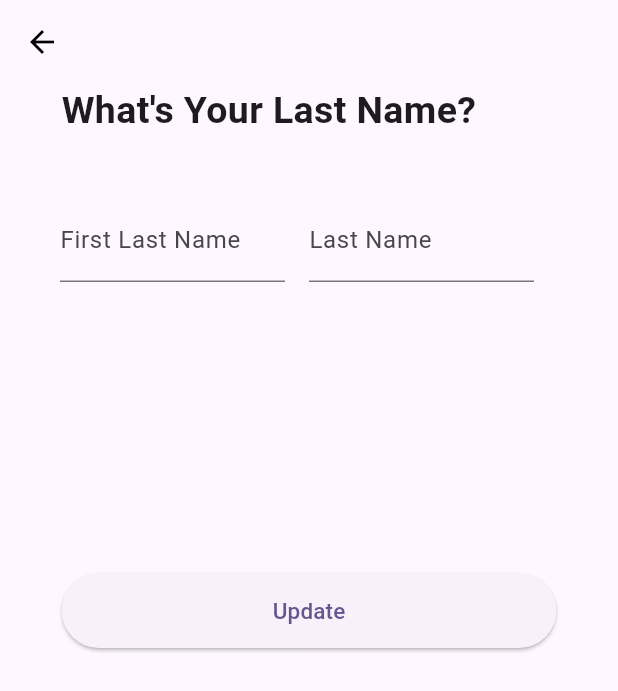
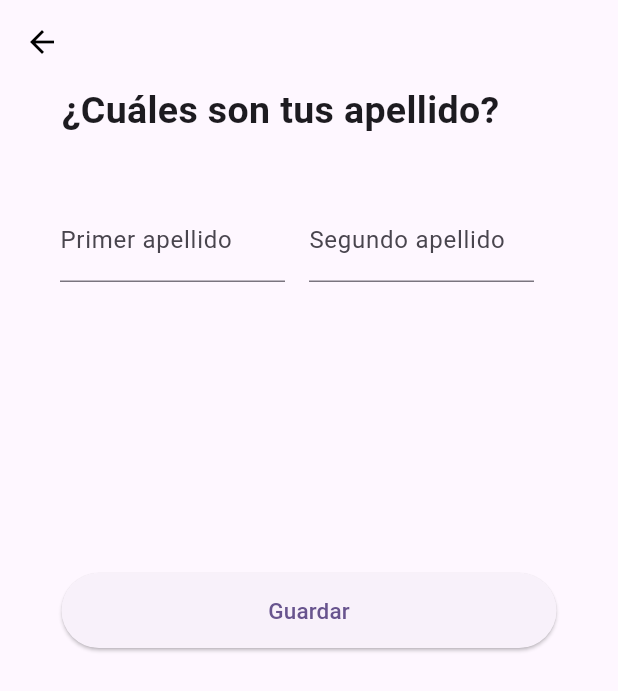
Before and after one commit to GiovanniNoRocket/ecosecha_app, a Flutter app: the EditLastNameFormPage screen opened directly, on a phone screen of 412 x 824 dp. Shown: the top 691 px of the screen. Run offline on Flutter 3.47's test engine with Material 3 defaults, Android fonts, the phone set to English and light mode, and no system bars; our stand-ins replace awesome_dialog, cloud_firestore, dropdown_button2, email_validator, firebase_auth, firebase_core and 6 more; missing offline and left inert: flutter_verification_code, raised_buttons; accounts and stored records are empty; generated files the repository leaves out were written again.

Commit message:
Traduccion de Customer Profile

```diff
--- a/lib/components/SearchWidget.dart
+++ b/lib/components/SearchWidget.dart
@@ -29,8 +29,8 @@ class SearchWidget extends StatelessWidget {
             Icons.sort,
             color: Color(0xFFfb3132),
           ),
-          hintStyle: TextStyle(color: Color(0xFFd0cece), fontSize: 18),
-          hintText: "What would you like to buy?",
+          hintStyle: TextStyle(color: Color(0xFFd0cece), fontSize: 16),
+          hintText: "¿Qué alimentos le gustaría comprar?",
         ),
       ),
     );
--- a/lib/components/profile/edit_email.dart
+++ b/lib/components/profile/edit_email.dart
@@ -37,7 +37,7 @@ class EditEmailFormPageState extends State<EditEmailFormPage> {
                 const SizedBox(
                     width: 320,
                     child: Text(
-                      "What's your email?",
+                        "¿Cuál es tu correo electrónico?",
                       style:
                           TextStyle(fontSize: 25, fontWeight: FontWeight.bold),
                       textAlign: TextAlign.left,
@@ -51,12 +51,12 @@ class EditEmailFormPageState extends State<EditEmailFormPage> {
                           // Handles Form Validation
                           validator: (value) {
                             if (value == null || value.isEmpty) {
-                              return 'Please enter your email.';
+                              return 'Por favor, ingresa tu correo electrónico.';
                             }
                             return null;
                           },
                           decoration: const InputDecoration(
-                              labelText: 'Your email address'),
+                              labelText: 'Su dirección de correo electrónico'),
                           controller: emailController,
                         ))),
                 Padding(
@@ -87,7 +87,7 @@ class EditEmailFormPageState extends State<EditEmailFormPage> {
                               }
                             },
                             child: const Text(
-                              'Update',
+                              'Guardar',
                               style: TextStyle(fontSize: 15),
                             ),
                           ),
--- a/lib/components/profile/edit_last_name.dart
+++ b/lib/components/profile/edit_last_name.dart
@@ -41,7 +41,7 @@ class EditLastNameFormPageState extends State<EditLastNameFormPage> {
               const SizedBox(
                   width: 330,
                   child: Text(
-                    "What's Your Last Name?",
+                    "¿Cuáles son tus apellido?",
                     style: TextStyle(
                       fontSize: 25,
                       fontWeight: FontWeight.bold,
@@ -60,14 +60,14 @@ class EditLastNameFormPageState extends State<EditLastNameFormPage> {
                             // Handles Form Validation for First Name
                             validator: (value) {
                               if (value == null || value.isEmpty) {
-                                return 'Please enter your first last name';
+                                return 'Por favor ingresa tu primer apellido';
                               } else if (!isAlpha(value)) {
-                                return 'Only Letters Please';
+                                return 'Solo letras, por favor';
                               }
                               return null;
                             },
                             decoration: const InputDecoration(
-                                labelText: 'First Last Name'),
+                                labelText: 'Primer apellido'),
                             controller: firstLastNameController,
                           ))),
                   Padding(
@@ -79,14 +79,14 @@ class EditLastNameFormPageState extends State<EditLastNameFormPage> {
                             // Handles Form Validation for Last Name
                             validator: (value) {
                               if (value == null || value.isEmpty) {
-                                return 'Please enter your last name';
+                                return 'Por favor ingresa tu apellido';
                               } else if (!isAlpha(value)) {
-                                return 'Only Letters Please';
+                                return 'Solo letras, por favor';
                               }
                               return null;
                             },
                             decoration:
-                                const InputDecoration(labelText: 'Last Name'),
+                                const InputDecoration(labelText: 'Segundo apellido'),
                             controller: secondLastNameController,
                           )))
                 ],
@@ -121,7 +121,7 @@ class EditLastNameFormPageState extends State<EditLastNameFormPage> {
                             }
                           },
                           child: const Text(
-                            'Update',
+                            'Guardar',
                             style: TextStyle(fontSize: 15),
                           ),
                         ),
--- a/lib/components/profile/edit_name.dart
+++ b/lib/components/profile/edit_name.dart
@@ -41,7 +41,7 @@ class EditNameFormPageState extends State<EditNameFormPage> {
               const SizedBox(
                   width: 330,
                   child: Text(
-                    "What's Your Name?",
+                    "¿Cómo te llamas?",
                     style: TextStyle(
                       fontSize: 25,
                       fontWeight: FontWeight.bold,
@@ -60,14 +60,14 @@ class EditNameFormPageState extends State<EditNameFormPage> {
                             // Handles Form Validation for First Name
                             validator: (value) {
                               if (value == null || value.isEmpty) {
-                                return 'Please enter your first name';
+                                return 'Por favor, ingrese su nombre';
                               } else if (!isAlpha(value)) {
-                                return 'Only Letters Please';
+                                return 'Sólo letras, por favor';
                               }
                               return null;
                             },
                             decoration:
-                                const InputDecoration(labelText: 'First Name'),
+                                const InputDecoration(labelText: 'Primer nombre'),
                             controller: firstNameController,
                           ))),
                   Padding(
@@ -86,7 +86,7 @@ class EditNameFormPageState extends State<EditNameFormPage> {
                               return null;
                             },*/
                             decoration:
-                                const InputDecoration(labelText: 'Second Name'),
+                                const InputDecoration(labelText: 'Segundo nombre'),
                             controller: secondNameController,
                           )))
                 ],
@@ -121,7 +121,7 @@ class EditNameFormPageState extends State<EditNameFormPage> {
                             }
                           },
                           child: const Text(
-                            'Update',
+                            'Guardar',
                             style: TextStyle(fontSize: 15),
                           ),
                         ),
--- a/lib/components/profile/edit_phone.dart
+++ b/lib/components/profile/edit_phone.dart
@@ -39,9 +39,9 @@ class EditPhoneFormPageState extends State<EditPhoneFormPage> {
                 const SizedBox(
                     width: 320,
                     child: Text(
-                      "What's Your Phone Number?",
+                      "¿Cuál es su número de teléfono?",
                       style:
-                          TextStyle(fontSize: 22, fontWeight: FontWeight.bold),
+                          TextStyle(fontSize: 20, fontWeight: FontWeight.bold),
                     )),
                 Padding(
                     padding: const EdgeInsets.only(top: 40),
@@ -52,17 +52,17 @@ class EditPhoneFormPageState extends State<EditPhoneFormPage> {
                           // Handles Form Validation
                           validator: (value) {
                             if (value == null || value.isEmpty) {
-                              return 'Please enter your phone number';
+                              return 'Por favor, introduzca su número de teléfono';
                             } else if (isAlpha(value)) {
-                              return 'Only Numbers Please';
+                              return 'Solo números por favor';
                             } else if (value.length < 10) {
-                              return 'Please enter a VALID phone number';
+                              return 'Por favor, ingrese un número de teléfono valido';
                             }
                             return null;
                           },
                           controller: phoneController,
                           decoration: const InputDecoration(
-                            labelText: 'Your Phone Number',
+                            labelText: 'Su número de teléfono',
                           ),
                         ))),
                 Padding(
@@ -92,7 +92,7 @@ class EditPhoneFormPageState extends State<EditPhoneFormPage> {
                               }
                             },
                             child: const Text(
-                              'Update',
+                              'Guardar',
                               style: TextStyle(fontSize: 15),
                             ),
                           ),
--- a/pubspec.yaml
+++ b/pubspec.yaml
@@ -97,6 +97,9 @@ flutter:
     - assets/onBoard/OIG4.jpeg
     - assets/onBoard/OIG5.jpeg
     - assets/Home.jpeg
+    - assets/email.png
+    - assets/otp.png
+    - assets/ic_credit_card.png
 
   # An image asset can refer to one or more resolution-specific "variants", see
   # https://flutter.dev/assets-and-images/#resolution-aware
```
Also changed, not shown: lib/views/food_order.dart (+6 -6 lines), lib/views/home_customer.dart (+4 -4 lines), lib/views/profile_page_customer.dart (+6 -6 lines), lib/views/verify_email_page.dart (+10 -10 lines), assets/email.png (added), assets/ic_credit_card.png (added), assets/otp.png (added).
